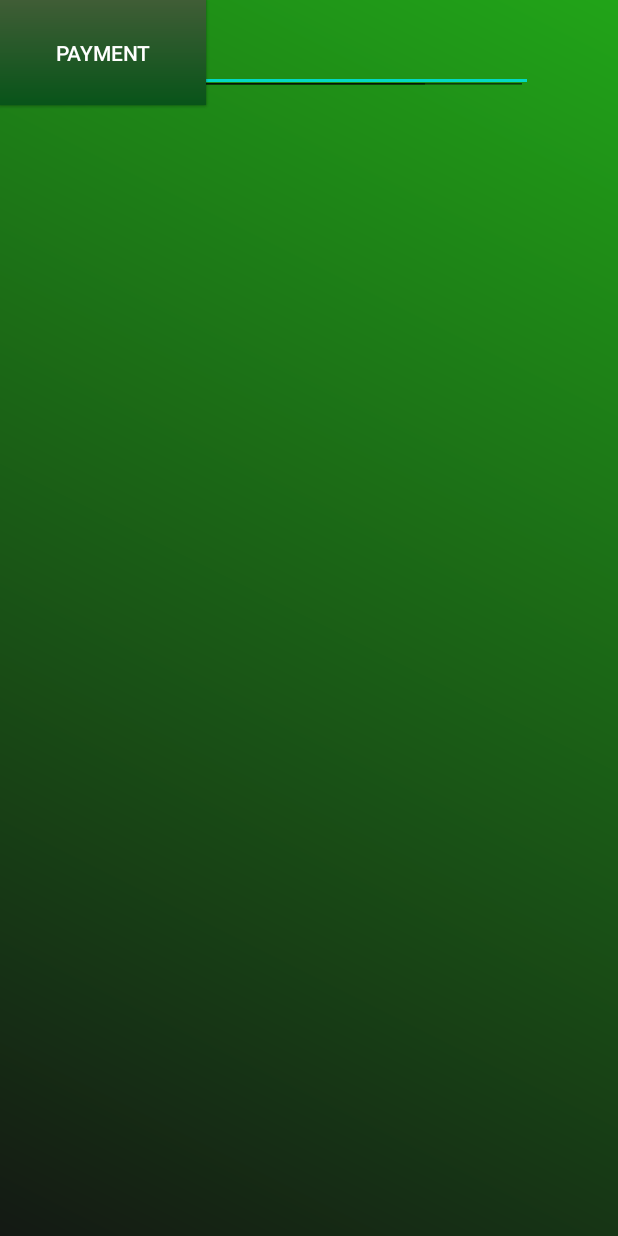
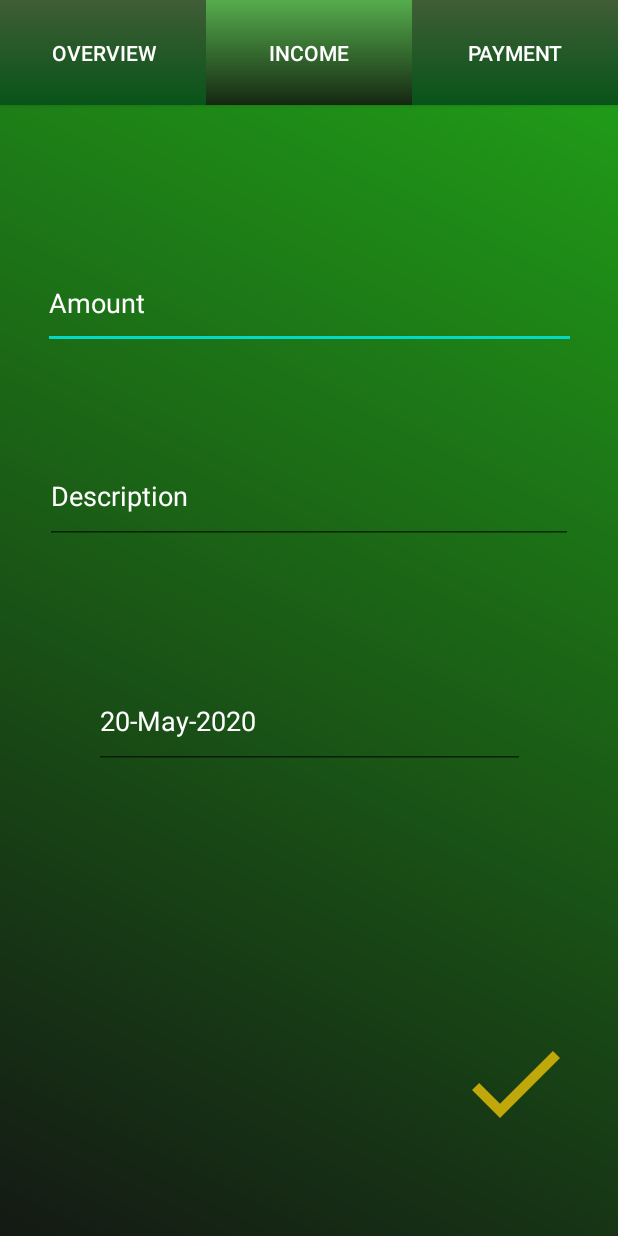
Before and after one commit to atindra305/ExpenseManager2.1-Final, an Android app: the AddIncome screen opened directly, with no data from a screen before it, on a phone screen of 412 x 824 dp. Run offline under Robolectric (Android 15) with nearby library versions, the phone set to English and light mode, and no system bars; our stand-ins replace Firebase (no records; nobody signed in at launch, a user with empty details on screens opened directly); Roboto replaces fonts that are not available here.

Commit message:
updated methods

```diff
--- a/app/src/main/java/com/example/expensemanager2/AddIncome.java
+++ b/app/src/main/java/com/example/expensemanager2/AddIncome.java
@@ -2,13 +2,110 @@ package com.example.expensemanager2;
 
 import androidx.appcompat.app.AppCompatActivity;
 
+import android.content.Intent;
 import android.os.Bundle;
+import android.os.strictmode.IntentReceiverLeakedViolation;
+import android.view.View;
+import android.widget.Button;
+import android.widget.EditText;
+import android.widget.ImageButton;
+import android.widget.Toast;
+
+import com.google.firebase.auth.FirebaseAuth;
+import com.google.firebase.auth.FirebaseUser;
+import com.google.firebase.database.DataSnapshot;
+import com.google.firebase.database.DatabaseError;
+import com.google.firebase.database.DatabaseReference;
+import com.google.firebase.database.FirebaseDatabase;
+import com.google.firebase.database.ValueEventListener;
+
+import java.text.SimpleDateFormat;
+import java.util.Calendar;
+import java.util.Date;
 
 public class AddIncome extends AppCompatActivity {
+
+    private Button tooverview;
+    private Button topayment;
+    private Button income;
+    private EditText amount;
+    private EditText description;
+    private EditText date;
+    private ImageButton saveincome;
+    private int usertemp;
+
+    FirebaseUser user = FirebaseAuth.getInstance().getCurrentUser();
+    String uid;
+
+    FirebaseDatabase database = FirebaseDatabase.getInstance();
+    DatabaseReference myRef = database.getReference();
 
     @Override
     protected void onCreate(Bundle savedInstanceState) {
         super.onCreate(savedInstanceState);
         setContentView(R.layout.activity_add_income);
+
+        tooverview = findViewById(R.id.addincome_overview);
+        topayment = findViewById(R.id.addincome_payment);
+        income = findViewById(R.id.income);
+        amount = findViewById(R.id.addincome_amount);
+        description  = findViewById(R.id.addincome_description);
+        date = findViewById(R.id.addincome_date);
+        saveincome = findViewById(R.id.addincome);
+        uid = user.getUid();
+
+
+
+        Date c = Calendar.getInstance().getTime();
+        SimpleDateFormat df = new SimpleDateFormat("dd-MMM-yyyy");
+        final String formattedDate = df.format(c);
+        date.setText(formattedDate);
+
+
+
+        saveincome.setOnClickListener(new View.OnClickListener() {
+            @Override
+            public void onClick(View v) {
+                String am = amount.getText().toString();
+                String descr = description.getText().toString();
+                getData();
+                usertemp += 1;
+                Income userincome = new Income(am,descr,formattedDate,usertemp);
+
+                myRef.child(uid).child("Income").child(String.valueOf(usertemp)).setValue(userincome);
+            }
+        });
+
+        tooverview.setOnClickListener(new View.OnClickListener() {
+            @Override
+            public void onClick(View v) {
+                startActivity(new Intent(getApplicationContext(),Expense.class));
+            }
+        });
+
+        topayment.setOnClickListener(new View.OnClickListener() {
+            @Override
+            public void onClick(View v) {
+                startActivity(new Intent(getApplicationContext(),Payment.class));
+            }
+        });
+
+    }
+
+    private  void getData(){
+        myRef.addValueEventListener(new ValueEventListener() {
+            @Override
+            public void onDataChange(DataSnapshot dataSnapshot) {
+
+                Income earlierIncome = dataSnapshot.getValue(Income.class);
+                usertemp = earlierIncome.temp;
+
+            }
+
+            @Override
+            public void onCancelled(DatabaseError error) {
+                Toast.makeText(getApplicationContext(),"Error in reading database",Toast.LENGTH_SHORT).show();
+            }
+        });
     }
 }
--- a/app/src/main/java/com/example/expensemanager2/Income.java
+++ b/app/src/main/java/com/example/expensemanager2/Income.java
@@ -7,12 +7,16 @@ import java.util.Date;
 public class Income {
     public String income;
     public String description;
+    public String date;
+    public int temp;
 
     public Income(){
     }
 
-    public Income(String income, String description) {
+    public Income(String income, String description,String date,int temp){
         this.income = income;
         this.description = description;
+        this.date = date;
+        this.temp = temp;
     }
 }
--- a/app/src/main/java/com/example/expensemanager2/Payment.java
+++ b/app/src/main/java/com/example/expensemanager2/Payment.java
@@ -3,12 +3,16 @@ package com.example.expensemanager2;
 public class Payment {
     public String payment;
     public String description;
+    public String date;
+    public int temp;
 
     public Payment() {
     }
 
-    public Payment(String payment, String description) {
+    public Payment(String payment, String description, String date, int temp) {
         this.payment = payment;
         this.description = description;
+        this.date = date;
+        this.temp = temp;
     }
 }
--- a/app/src/main/res/layout/activity_add_income.xml
+++ b/app/src/main/res/layout/activity_add_income.xml
@@ -11,75 +11,104 @@
         android:id="@+id/addincome_overview"
         android:layout_width="137dp"
         android:layout_height="70dp"
+        android:layout_marginBottom="101dp"
         android:background="@drawable/infobackground"
         android:text="Overview"
         android:textColor="#FFFFFF"
-        tools:layout_editor_absoluteX="16dp"
-        tools:layout_editor_absoluteY="16dp" />
+        app:layout_constraintBottom_toTopOf="@+id/addincome_amount"
+        app:layout_constraintEnd_toStartOf="@+id/addincome_income"
+        app:layout_constraintStart_toStartOf="parent"
+        app:layout_constraintTop_toTopOf="parent" />
 
     <Button
         android:id="@+id/addincome_income"
         android:layout_width="137dp"
         android:layout_height="70dp"
+        android:layout_marginBottom="101dp"
         android:background="@drawable/selectedbutton"
         android:text="Income"
         android:textColor="#FFFFFF"
-        tools:layout_editor_absoluteX="184dp"
-        tools:layout_editor_absoluteY="16dp" />
+        app:layout_constraintBottom_toTopOf="@+id/addincome_amount"
+        app:layout_constraintEnd_toStartOf="@+id/addincome_payment"
+        app:layout_constraintStart_toEndOf="@+id/addincome_overview"
+        app:layout_constraintTop_toTopOf="parent" />
 
     <Button
         android:id="@+id/addincome_payment"
         android:layout_width="137dp"
         android:layout_height="70dp"
+        android:layout_marginBottom="101dp"
         android:background="@drawable/infobackground"
         android:text="Payment"
         android:textColor="#FFFFFF"
-        tools:layout_editor_absoluteX="390dp"
-        tools:layout_editor_absoluteY="0dp" />
+        app:layout_constraintBottom_toTopOf="@+id/addincome_amount"
+        app:layout_constraintEnd_toEndOf="parent"
+        app:layout_constraintStart_toEndOf="@+id/addincome_income"
+        app:layout_constraintTop_toTopOf="parent" />
 
     <ImageButton
         android:id="@+id/addincome"
         android:layout_width="78dp"
         android:layout_height="82dp"
+        android:layout_marginStart="303dp"
+        android:layout_marginTop="122dp"
+        android:layout_marginEnd="30dp"
+        android:layout_marginBottom="16dp"
         android:background="@color/transparent"
+        app:layout_constraintBottom_toBottomOf="parent"
+        app:layout_constraintEnd_toEndOf="parent"
+        app:layout_constraintStart_toStartOf="parent"
+        app:layout_constraintTop_toBottomOf="@+id/addincome_date"
         app:srcCompat="@drawable/ic_check_black_24dp"
-        tools:ignore="VectorDrawableCompat"
-        tools:layout_editor_absoluteX="418dp"
-        tools:layout_editor_absoluteY="647dp" />
+        tools:ignore="VectorDrawableCompat" />
 
     <EditText
         android:id="@+id/addincome_amount"
         android:layout_width="355dp"
         android:layout_height="61dp"
+        android:layout_marginStart="28dp"
+        android:layout_marginTop="101dp"
+        android:layout_marginEnd="28dp"
         android:ems="10"
         android:hint="Amount"
         android:inputType="textPersonName"
         android:textColor="#FFFFFF"
         android:textColorHint="#FFFFFF"
-        tools:layout_editor_absoluteX="82dp"
-        tools:layout_editor_absoluteY="173dp" />
+        app:layout_constraintEnd_toEndOf="parent"
+        app:layout_constraintStart_toStartOf="parent"
+        app:layout_constraintTop_toBottomOf="@+id/addincome_overview" />
 
     <EditText
         android:id="@+id/addincome_description"
         android:layout_width="352dp"
         android:layout_height="64dp"
+        android:layout_marginStart="29dp"
+        android:layout_marginTop="66dp"
+        android:layout_marginEnd="30dp"
+        android:layout_marginBottom="86dp"
         android:ems="10"
         android:hint="Description"
         android:inputType="textPersonName"
         android:textColor="#FFFFFF"
         android:textColorHint="#FFFFFF"
-        tools:layout_editor_absoluteX="85dp"
-        tools:layout_editor_absoluteY="305dp" />
+        app:layout_constraintBottom_toTopOf="@+id/addincome_date"
+        app:layout_constraintEnd_toEndOf="parent"
+        app:layout_constraintStart_toStartOf="parent"
+        app:layout_constraintTop_toBottomOf="@+id/addincome_amount" />
 
     <EditText
         android:id="@+id/addincome_date"
         android:layout_width="287dp"
         android:layout_height="64dp"
+        android:layout_marginStart="62dp"
+        android:layout_marginTop="86dp"
+        android:layout_marginEnd="62dp"
         android:ems="10"
         android:inputType="date"
         android:textColor="#FFFFFF"
         android:textColorHint="#FFFFFF"
-        tools:layout_editor_absoluteX="119dp"
-        tools:layout_editor_absoluteY="453dp" />
+        app:layout_constraintEnd_toEndOf="parent"
+        app:layout_constraintStart_toStartOf="parent"
+        app:layout_constraintTop_toBottomOf="@+id/addincome_description" />
 
 </androidx.constraintlayout.widget.ConstraintLayout>
```
Also changed, not shown: app/src/main/java/com/example/expensemanager2/AddPayment.java (+98 -0 lines), app/src/main/java/com/example/expensemanager2/Expense.java (+23 -2 lines).
